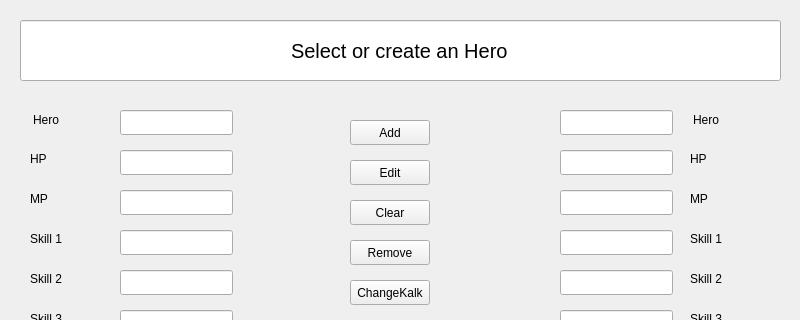
The window that GUI/herowindow.ui (Dogemist/Progetto-Kalk-p2) describes before a commit, drawn with Qt 5; both pictures show x 0 to 800 and y 0 to 320 of the 800 by 600 pixel window.
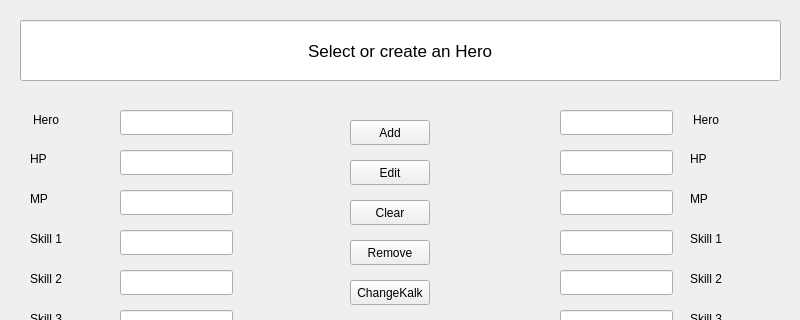
The same window after the commit.

Patch:
```diff
--- a/GUI/herowindow.ui
+++ b/GUI/herowindow.ui
@@ -454,7 +454,7 @@
     </property>
     <property name="font">
      <font>
-      <pointsize>15</pointsize>
+      <pointsize>13</pointsize>
      </font>
     </property>
     <property name="toolTip">
```
